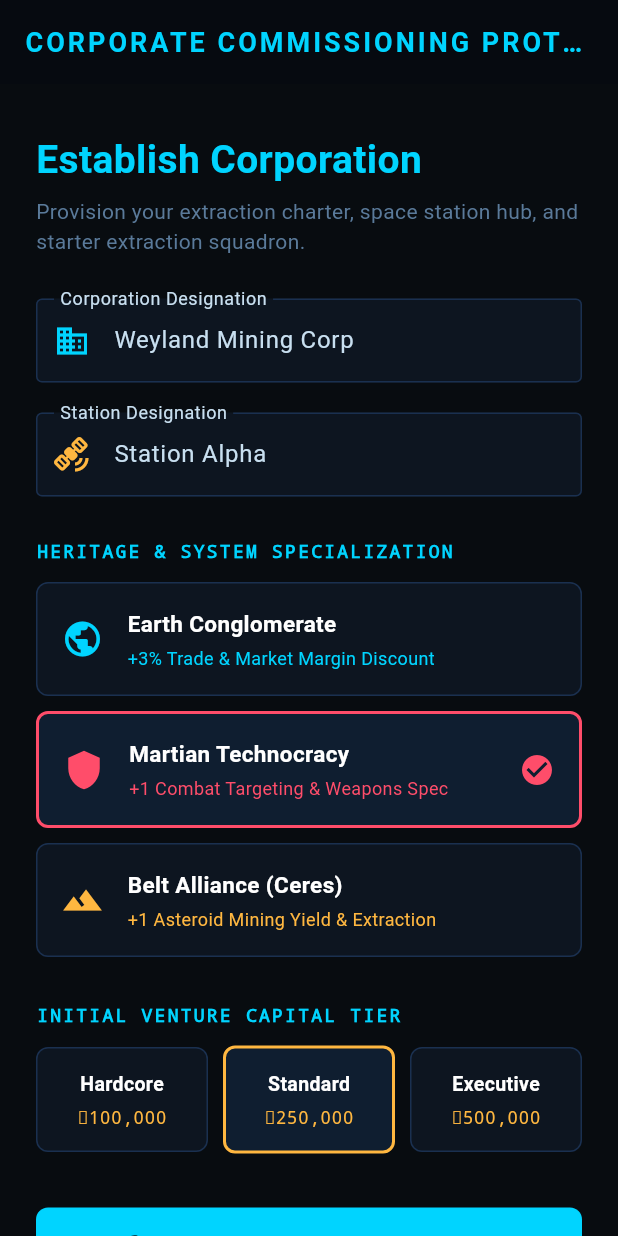
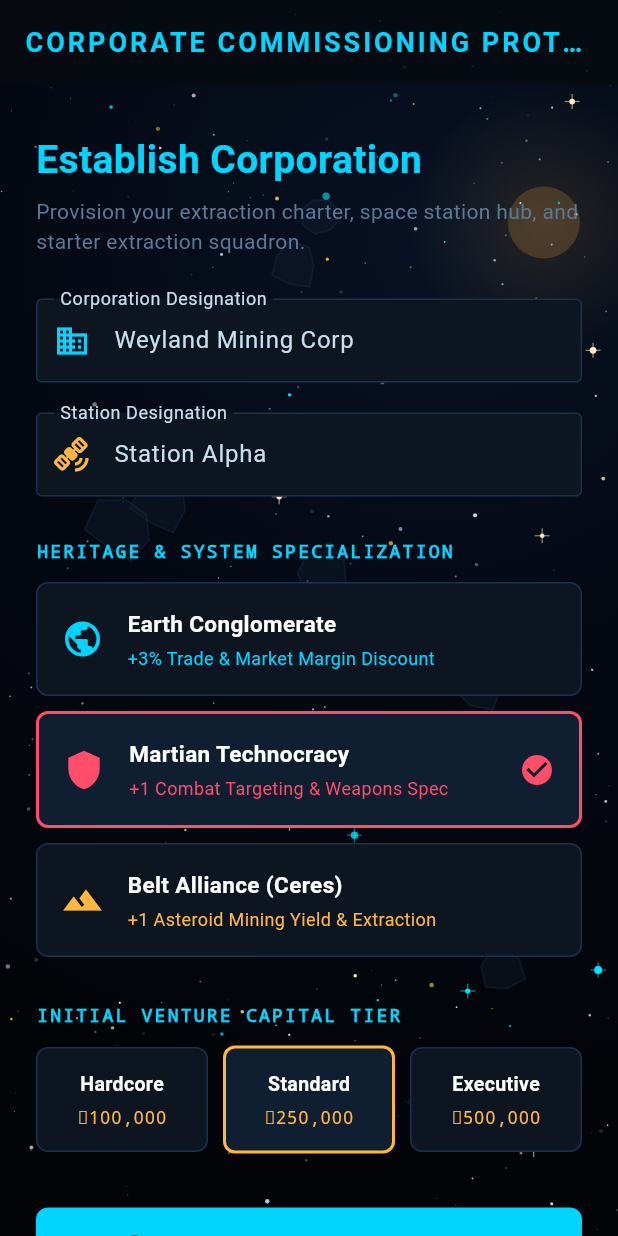
Before and after one commit to plasticus/harvestaFlutter, a Flutter app: the screen it shows after launch, after a tap on "Martian Technocracy", on a phone screen of 412 x 824 dp. Run offline on Flutter 3.47's test engine with Material 3 defaults, Android fonts, the phone set to English and light mode, and no system bars; our stand-ins replace drift, drift_flutter, fl_chart, flutter_animate, flutter_riverpod; accounts and stored records are empty; generated files the repository leaves out were written again.

Commit message:
Add LivingCosmosBackground with twinkling starfield, drifting asteroids, and shooting meteors

```diff
--- a/lib/main.dart
+++ b/lib/main.dart
@@ -5,6 +5,7 @@ import 'providers/database_provider.dart';
 import 'providers/game_state_provider.dart';
 import 'screens/new_game_screen.dart';
 import 'screens/corp_hq_screen.dart';
+import 'widgets/living_cosmos_background.dart';
 
 void main() {
   WidgetsFlutterBinding.ensureInitialized();
@@ -21,7 +22,7 @@ class HarVestaApp extends StatelessWidget {
       debugShowCheckedModeBanner: false,
       theme: ThemeData(
         brightness: Brightness.dark,
-        scaffoldBackgroundColor: const Color(0xFF080C10),
+        scaffoldBackgroundColor: Colors.transparent,
         colorScheme: const ColorScheme.dark(
           primary: Color(0xFF00D4FF), // harVesta Cyan
           secondary: Color(0xFFFFB740), // harVesta Amber
@@ -32,7 +33,7 @@ class HarVestaApp extends StatelessWidget {
           onSurface: Color(0xFFC8DFF0),
         ),
         appBarTheme: const AppBarTheme(
-          backgroundColor: Color(0xFF060A10),
+          backgroundColor: Color(0xDD060A10),
           elevation: 0,
           centerTitle: true,
           titleTextStyle: TextStyle(
@@ -43,7 +44,7 @@ class HarVestaApp extends StatelessWidget {
           ),
         ),
         cardTheme: const CardThemeData(
-          color: Color(0xFF0D1520),
+          color: Color(0xE60D1520),
           shape: RoundedRectangleBorder(
             side: BorderSide(color: Color(0xFF1A3050)),
             borderRadius: BorderRadius.all(Radius.circular(8)),
@@ -54,6 +55,11 @@ class HarVestaApp extends StatelessWidget {
           bodyLarge: TextStyle(color: Color(0xFFC8DFF0)),
         ),
       ),
+      builder: (context, child) {
+        return LivingCosmosBackground(
+          child: child ?? const SizedBox(),
+        );
+      },
       home: const RootGateScreen(),
     );
   }
--- /dev/null
+++ b/lib/widgets/living_cosmos_background.dart
@@ -0,0 +1,364 @@
+import 'dart:math' as math;
+import 'package:flutter/material.dart';
+
+class LivingCosmosBackground extends StatefulWidget {
+  final Widget child;
+  final bool showMeteors;
+  final bool showAsteroids;
+
+  const LivingCosmosBackground({
+    super.key,
+    required this.child,
+    this.showMeteors = true,
+    this.showAsteroids = true,
+  });
+
+  @override
+  State<LivingCosmosBackground> createState() => _LivingCosmosBackgroundState();
+}
+
+class _Star {
+  final double x; // 0.0 to 1.0
+  final double y; // 0.0 to 1.0
+  final double size;
+  final Color color;
+  final Color glowColor;
+  final bool isBright;
+  final double baseAlpha;
+  final double twinkleSpeed;
+  final double twinklePhase;
+
+  _Star({
+    required this.x,
+    required this.y,
+    required this.size,
+    required this.color,
+    required this.glowColor,
+    required this.isBright,
+    required this.baseAlpha,
+    required this.twinkleSpeed,
+    required this.twinklePhase,
+  });
+}
+
+class _DriftingAsteroid {
+  double x;
+  double y;
+  final double radius;
+  final double speedX;
+  final double speedY;
+  double rotation;
+  final double rotSpeed;
+  final List<double> vertexOffsets; // Polygon jitter
+
+  _DriftingAsteroid({
+    required this.x,
+    required this.y,
+    required this.radius,
+    required this.speedX,
+    required this.speedY,
+    required this.rotation,
+    required this.rotSpeed,
+    required this.vertexOffsets,
+  });
+}
+
+class _Meteor {
+  double x;
+  double y;
+  final double angle;
+  final double length;
+  final double speed;
+  final Color color;
+  double life = 1.0; // 1.0 down to 0.0
+
+  _Meteor({
+    required this.x,
+    required this.y,
+    required this.angle,
+    required this.length,
+    required this.speed,
+    required this.color,
+  });
+}
+
+class _LivingCosmosBackgroundState extends State<LivingCosmosBackground> with SingleTickerProviderStateMixin {
+  late AnimationController _controller;
+  final List<_Star> _stars = [];
+  final List<_DriftingAsteroid> _asteroids = [];
+  final List<_Meteor> _meteors = [];
+  final math.Random _rng = math.Random(1337);
+
+  double _lastMeteorSpawn = 0;
+
+  @override
+  void initState() {
+    super.initState();
+    _initCosmos();
+
+    _controller = AnimationController(
+      vsync: this,
+      duration: const Duration(seconds: 20),
+    )..repeat();
+  }
+
+  void _initCosmos() {
+    // 1. Generate 350 persistent stars
+    const starPalette = [
+      (color: Color(0xFFFFFFFF), glow: Color(0xE6FFFFFF)),
+      (color: Color(0xFFCBE6FF), glow: Color(0xD9CBE6FF)),
+      (color: Color(0xFFFFEEC2), glow: Color(0xD9FFEEC2)),
+      (color: Color(0xFF00E5FF), glow: Color(0xE600E5FF)),
+      (color: Color(0xFFFFD54F), glow: Color(0xBFFFD54F)),
+    ];
+
+    for (var i = 0; i < 350; i++) {
+      final pal = starPalette[_rng.nextInt(starPalette.length)];
+      final isBright = _rng.nextDouble() < 0.06;
+      final isMid = _rng.nextDouble() < 0.28;
+
+      _stars.add(
+        _Star(
+          x: _rng.nextDouble(),
+          y: _rng.nextDouble(),
+          size: isBright
+              ? _rng.nextDouble() * 1.5 + 1.2
+              : (isMid ? _rng.nextDouble() * 0.8 + 0.7 : _rng.nextDouble() * 0.5 + 0.3),
+          color: pal.color,
+          glowColor: pal.glow,
+          isBright: isBright,
+          baseAlpha: isBright ? _rng.nextDouble() * 0.3 + 0.7 : _rng.nextDouble() * 0.5 + 0.3,
+          twinkleSpeed: _rng.nextDouble() * 2.5 + 1.0,
+          twinklePhase: _rng.nextDouble() * math.pi * 2,
+        ),
+      );
+    }
+
+    // 2. Generate 8 drifting background asteroid silhouettes
+    for (var i = 0; i < 8; i++) {
+      final vertexOffsets = List.generate(7, (_) => 0.7 + _rng.nextDouble() * 0.5);
+      _asteroids.add(
+        _DriftingAsteroid(
+          x: _rng.nextDouble(),
+          y: _rng.nextDouble(),
+          radius: _rng.nextDouble() * 16.0 + 8.0,
+          speedX: (_rng.nextDouble() * 0.0004 + 0.0001) * (_rng.nextBool() ? 1 : -1),
+          speedY: (_rng.nextDouble() * 0.0002 + 0.00005) * (_rng.nextBool() ? 1 : -1),
+          rotation: _rng.nextDouble() * math.pi * 2,
+          rotSpeed: (_rng.nextDouble() * 0.008 + 0.002) * (_rng.nextBool() ? 1 : -1),
+          vertexOffsets: vertexOffsets,
+        ),
+      );
+    }
+  }
+
+  void _updateCosmos(double dt) {
+    // Update Asteroids
+    for (final a in _asteroids) {
+      a.x += a.speedX;
+      a.y += a.speedY;
+      a.rotation += a.rotSpeed;
+
+      if (a.x < -0.1) a.x = 1.1;
+      if (a.x > 1.1) a.x = -0.1;
+      if (a.y < -0.1) a.y = 1.1;
+      if (a.y > 1.1) a.y = -0.1;
+    }
+
+    // Update Meteors
+    for (var i = _meteors.length - 1; i >= 0; i--) {
+      final m = _meteors[i];
+      m.x += math.cos(m.angle) * m.speed;
+      m.y += math.sin(m.angle) * m.speed;
+      m.life -= 0.025;
+      if (m.life <= 0 || m.x < -0.2 || m.y > 1.2) {
+        _meteors.removeAt(i);
+      }
+    }
+
+    // Spawn Meteors periodically (Every ~4-6 seconds)
+    _lastMeteorSpawn += dt;
+    if (_lastMeteorSpawn > 4.5 && widget.showMeteors) {
+      if (_rng.nextDouble() < 0.25) {
+        _lastMeteorSpawn = 0;
+        final isCyan = _rng.nextBool();
+        _meteors.add(
+          _Meteor(
+            x: _rng.nextDouble() * 0.7 + 0.3,
+            y: _rng.nextDouble() * 0.3,
+            angle: math.pi * 0.75 + (_rng.nextDouble() * 0.2 - 0.1),
+            length: _rng.nextDouble() * 120.0 + 80.0,
+            speed: _rng.nextDouble() * 0.025 + 0.02,
+            color: isCyan ? const Color(0xFF00E5FF) : const Color(0xFFFFB740),
+          ),
+        );
+      }
+    }
+  }
+
+  @override
+  void dispose() {
+    _controller.dispose();
+    super.dispose();
+  }
+
+  @override
+  Widget build(BuildContext context) {
+    return Stack(
+      fit: StackFit.expand,
+      children: [
+        // 1. Cosmic Canvas
+        Positioned.fill(
+          child: AnimatedBuilder(
+            animation: _controller,
+            builder: (context, _) {
+              _updateCosmos(0.016);
+              return CustomPaint(
+                painter: _CosmosPainter(
+                  time: _controller.value * 2 * math.pi,
+                  stars: _stars,
+                  asteroids: widget.showAsteroids ? _asteroids : const [],
+                  meteors: widget.showMeteors ? _meteors : const [],
+                ),
+              );
+            },
+          ),
+        ),
+
+        // 2. Child Application Layer
+        widget.child,
+      ],
+    );
+  }
+}
+
+class _CosmosPainter extends CustomPainter {
+  final double time;
+  final List<_Star> stars;
+  final List<_DriftingAsteroid> asteroids;
+  final List<_Meteor> meteors;
+
+  _CosmosPainter({
+    required this.time,
+    required this.stars,
+    required this.asteroids,
+    required this.meteors,
+  });
+
+  @override
+  void paint(Canvas canvas, Size size) {
+    // 1. Deep Space Base Gradient with Soft Nebulae
+    final bgRect = Offset.zero & size;
+    final bgPaint = Paint()
+      ..shader = const RadialGradient(
+        center: Alignment(0.4, -0.6),
+        radius: 1.4,
+        colors: [
+          Color(0xFF081224), // Subtle deep blue/teal nebula core
+          Color(0xFF040812),
+          Color(0xFF020408),
+        ],
+        stops: [0.0, 0.5, 1.0],
+      ).createShader(bgRect);
+    canvas.drawRect(bgRect, bgPaint);
+
+    // 2. Distant Celestial Glows (Jupiter / Mars / Vesta)
+    final jupiterCenter = Offset(size.width * 0.88, size.height * 0.18);
+    final jupiterGlow = Paint()
+      ..shader = RadialGradient(
+        colors: [
+          const Color(0xFFFFB740).withValues(alpha: 0.12),
+          const Color(0xFFFFB740).withValues(alpha: 0.0),
+        ],
+      ).createShader(Rect.fromCircle(center: jupiterCenter, radius: 90));
+    canvas.drawCircle(jupiterCenter, 90, jupiterGlow);
+
+    final jupiterPaint = Paint()..color = const Color(0xFFC88A3B).withValues(alpha: 0.25);
+    canvas.drawCircle(jupiterCenter, 24, jupiterPaint);
+
+    // 3. Twinkling Stars
+    for (final s in stars) {
+      final currentAlpha = (s.baseAlpha + math.sin(time * s.twinkleSpeed + s.twinklePhase) * 0.35)
+          .clamp(0.15, 1.0);
+
+      final px = s.x * size.width;
+      final py = s.y * size.height;
+
+      final starPaint = Paint()
+        ..color = s.color.withValues(alpha: currentAlpha)
+        ..style = PaintingStyle.fill;
+
+      canvas.drawCircle(Offset(px, py), s.size, starPaint);
+
+      // Diffraction starburst crosshairs on bright twinkling stars
+      if (s.isBright && currentAlpha > 0.70) {
+        final spikePaint = Paint()
+          ..color = s.glowColor.withValues(alpha: currentAlpha * 0.6)
+          ..strokeWidth = 0.8;
+
+        canvas.drawLine(Offset(px - 5, py), Offset(px + 5, py), spikePaint);
+        canvas.drawLine(Offset(px, py - 5), Offset(px, py + 5), spikePaint);
+      }
+    }
+
+    // 4. Drifting Irregular Asteroid Silhouettes
+    for (final a in asteroids) {
+      final ax = a.x * size.width;
+      final ay = a.y * size.height;
+
+      final path = Path();
+      final numPoints = a.vertexOffsets.length;
+      for (var i = 0; i < numPoints; i++) {
+        final angle = a.rotation + (i * 2 * math.pi / numPoints);
+        final r = a.radius * a.vertexOffsets[i];
+        final vx = ax + r * math.cos(angle);
+        final vy = ay + r * math.sin(angle);
+        if (i == 0) {
+          path.moveTo(vx, vy);
+        } else {
+          path.lineTo(vx, vy);
+        }
+      }
+      path.close();
+
+      final astPaint = Paint()
+        ..color = const Color(0xFF0F1B2B).withValues(alpha: 0.45)
+        ..style = PaintingStyle.fill;
+      canvas.drawPath(path, astPaint);
+
+      final astBorder = Paint()
+        ..color = const Color(0xFF1E3550).withValues(alpha: 0.35)
+        ..style = PaintingStyle.stroke
+        ..strokeWidth = 1.0;
+      canvas.drawPath(path, astBorder);
+    }
+
+    // 5. Shooting Meteors with Glowing Tails
+    for (final m in meteors) {
+      final mx = m.x * size.width;
+      final my = m.y * size.height;
+
+      final tailX = mx - math.cos(m.angle) * m.length;
+      final tailY = my - math.sin(m.angle) * m.length;
+
+      final meteorPaint = Paint()
+        ..shader = LinearGradient(
+          colors: [
+            m.color.withValues(alpha: 0.0),
+            m.color.withValues(alpha: m.life * 0.9),
+            Colors.white.withValues(alpha: m.life),
+          ],
+          stops: const [0.0, 0.85, 1.0],
+        ).createShader(Rect.fromPoints(Offset(tailX, tailY), Offset(mx, my)))
+        ..strokeWidth = 1.6
+        ..strokeCap = StrokeCap.round;
+
+      canvas.drawLine(Offset(tailX, tailY), Offset(mx, my), meteorPaint);
+    }
+  }
+
+  @override
+  bool shouldRepaint(covariant _CosmosPainter oldDelegate) {
+    return true; // Continuously animated starfield & meteors
+  }
+}
```
Also changed, not shown: 2 other files.
